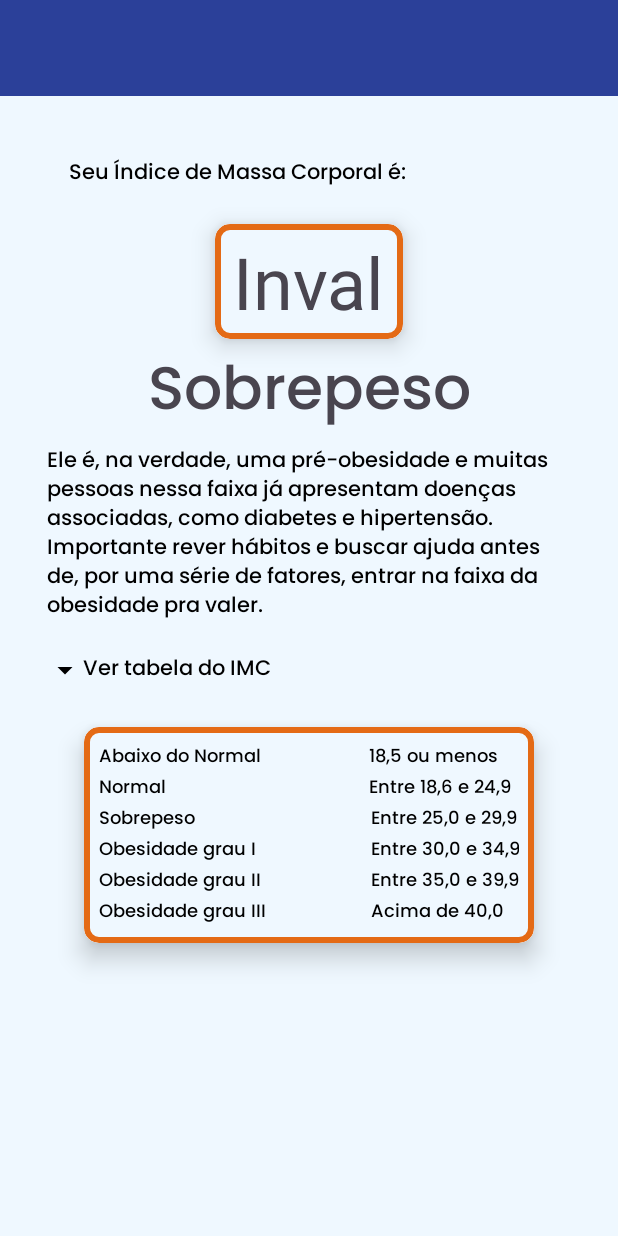
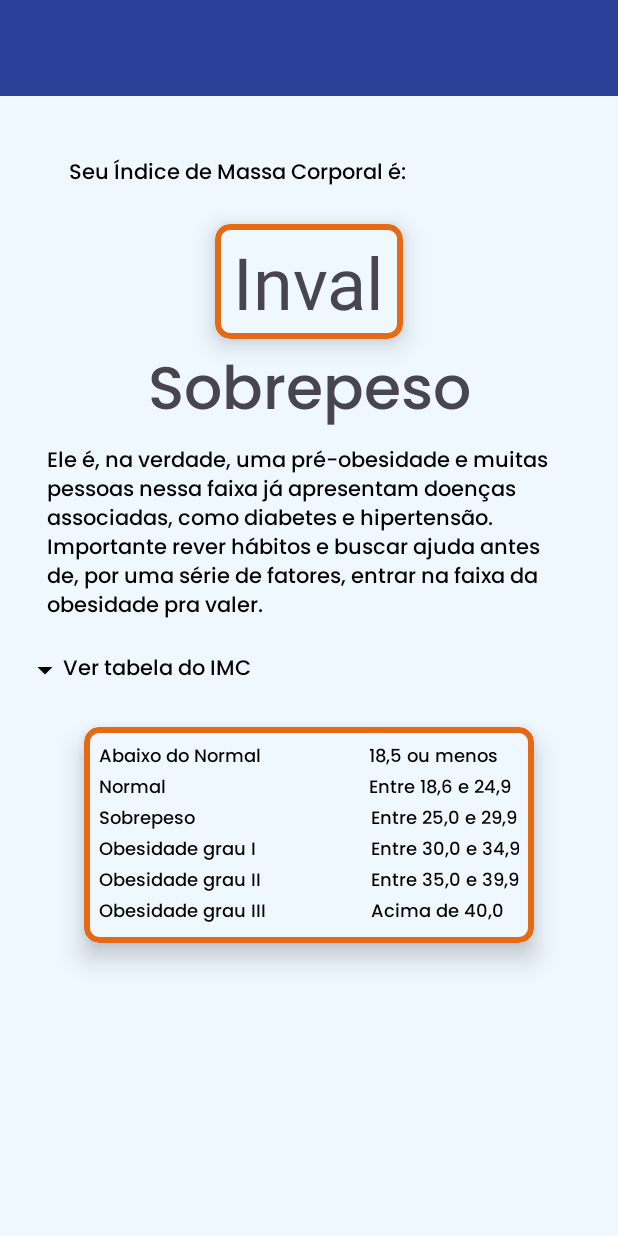
Before and after one commit to ComunidadeDevSpace/FitSpace, an Android app: the ImcActivity screen opened directly, with no data from a screen before it, on a phone screen of 412 x 824 dp. Run offline under Robolectric (Android 15) with nearby library versions, the phone set to English and light mode, and no system bars; our stand-ins replace Room's generated code.

Commit message:
tabela de classificacao interativa arrumada (UP DOWN)

```diff
--- a/app/src/main/java/com/app/fitspace/presentation/view/ImcActivity.kt
+++ b/app/src/main/java/com/app/fitspace/presentation/view/ImcActivity.kt
@@ -7,11 +7,9 @@ import android.util.Log
 import android.view.View
 import androidx.activity.viewModels
 import androidx.lifecycle.lifecycleScope
-import com.app.fitspace.R
 import com.app.fitspace.data.local.AppDatabase
 import com.app.fitspace.databinding.ActivityImcBinding
 import com.app.fitspace.presentation.viewmodel.UserGoalsViewModel
-import kotlinx.coroutines.CoroutineScope
 import kotlinx.coroutines.Dispatchers
 import kotlinx.coroutines.launch
 import kotlinx.coroutines.withContext
@@ -87,7 +85,7 @@ class ImcActivity : AppCompatActivity() {
         }
 
         binding.apply {
-            textViewTabela.setOnClickListener {
+            upDown.setOnClickListener {
                 if (informationCard.visibility == View.VISIBLE) {
                     informationCard.visibility = View.INVISIBLE
                     arrowDown.visibility = View.INVISIBLE
--- a/app/src/main/res/layout/activity_imc.xml
+++ b/app/src/main/res/layout/activity_imc.xml
@@ -48,9 +48,9 @@
                 android:layout_marginTop="6dp"
                 android:layout_marginEnd="12dp"
                 android:layout_marginBottom="6dp"
+                android:maxLength="5"
+                android:maxLines="1"
                 android:text="25,5"
-                android:maxLines="1"
-                android:maxLength="5"
                 android:textSize="48sp"
                 app:layout_constraintBottom_toBottomOf="parent"
                 app:layout_constraintEnd_toEndOf="parent"
@@ -90,35 +90,46 @@
 
     </LinearLayout>
 
+    <androidx.constraintlayout.widget.ConstraintLayout
+        android:id="@+id/up_down"
+        android:layout_width="wrap_content"
+        android:layout_height="wrap_content"
+        android:layout_marginStart="18dp"
+        android:layout_marginTop="18dp"
+        app:layout_constraintStart_toStartOf="parent"
+        app:layout_constraintTop_toBottomOf="@+id/linearLayout">
+
         <ImageView
             android:id="@+id/arrow_down"
             android:layout_width="wrap_content"
             android:layout_height="wrap_content"
-        android:layout_marginTop="18dp"
+            android:src="@drawable/ic_arrow_down"
             android:visibility="visible"
-        android:src="@drawable/ic_arrow_down"
-        app:layout_constraintStart_toStartOf="@+id/linearLayout"
-        app:layout_constraintTop_toBottomOf="@id/linearLayout" />
+            app:layout_constraintBottom_toBottomOf="parent"
+            app:layout_constraintStart_toStartOf="parent"
+            app:layout_constraintTop_toTopOf="parent" />
 
         <ImageView
             android:id="@+id/arrow_up"
             android:layout_width="wrap_content"
             android:layout_height="wrap_content"
-        android:layout_marginTop="18dp"
+            android:src="@drawable/baseline_arrow_drop_up_24"
             android:visibility="invisible"
-        android:src="@drawable/baseline_arrow_drop_up_24"
-        app:layout_constraintStart_toStartOf="@+id/linearLayout"
-        app:layout_constraintTop_toBottomOf="@id/linearLayout" />
+            app:layout_constraintBottom_toBottomOf="parent"
+            app:layout_constraintStart_toStartOf="parent"
+            app:layout_constraintTop_toTopOf="parent" />
 
         <TextView
             android:id="@+id/text_view_tabela"
             style="@style/imc_text"
             android:layout_width="wrap_content"
             android:layout_height="wrap_content"
-        android:layout_marginTop="18dp"
             android:text="Ver tabela do IMC"
-        app:layout_constraintStart_toEndOf="@+id/arrow_up"
-        app:layout_constraintTop_toBottomOf="@+id/linearLayout" />
+            app:layout_constraintBottom_toBottomOf="parent"
+            app:layout_constraintStart_toEndOf="@id/arrow_down"
+            app:layout_constraintTop_toTopOf="parent" />
+
+    </androidx.constraintlayout.widget.ConstraintLayout>
 
     <com.google.android.material.card.MaterialCardView
         android:id="@+id/information_card"
@@ -130,7 +141,7 @@
         app:cardElevation="10dp"
         app:layout_constraintEnd_toEndOf="parent"
         app:layout_constraintStart_toStartOf="parent"
-        app:layout_constraintTop_toBottomOf="@+id/text_view_tabela"
+        app:layout_constraintTop_toBottomOf="@+id/up_down"
         app:strokeColor="@color/orange"
         app:strokeWidth="4dp">
 
```
Lines whose indentation alone changed are shown as unchanged.
